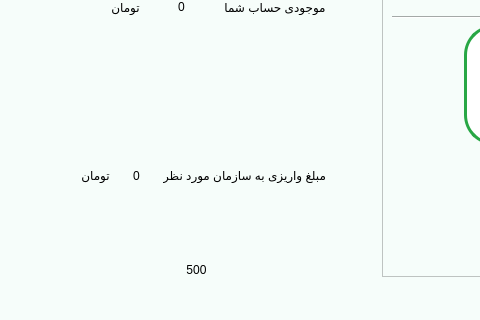
Old version of the form main.ui in the repository Farazist/raspberrypi-app; both pictures show x 0 to 480 and y 280 to 600 of the 1000 by 600 pixel window.
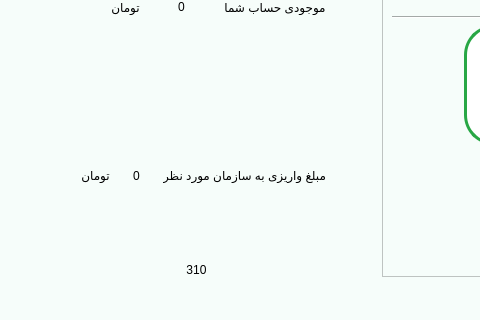
New version of the form. Icons and pictures are not drawn.

Diff of the .ui file:
```diff
--- a/main.ui
+++ b/main.ui
@@ -4829,7 +4829,7 @@
 font: 87 32pt &quot;IRANSansFaNum Black&quot;;</string>
               </property>
               <property name="text">
-               <string>500</string>
+               <string>310</string>
               </property>
               <property name="alignment">
                <set>Qt::AlignCenter</set>
```
